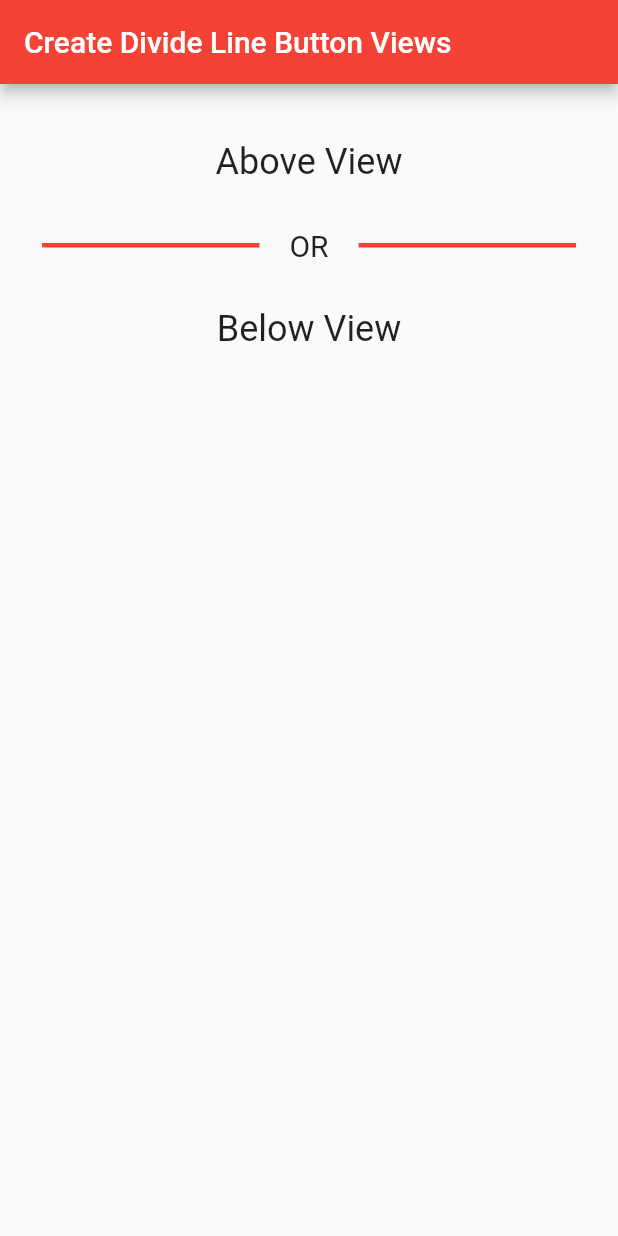
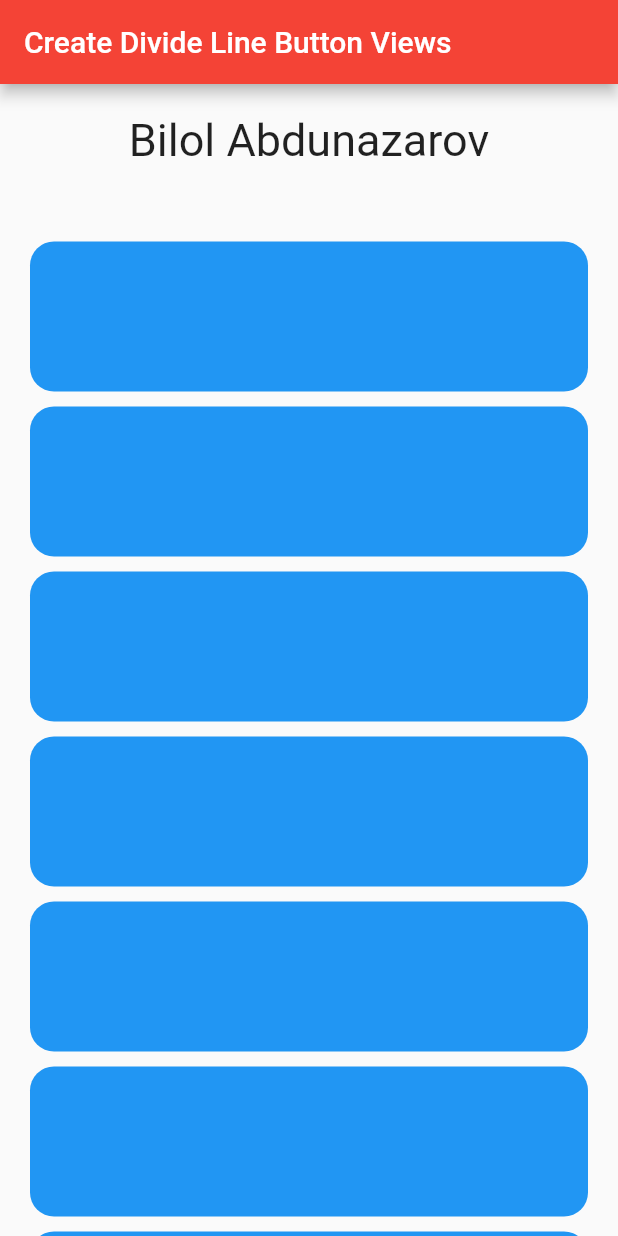
Before and after one commit to Bilol4391/Flutter_Lesson_Seven, a Flutter app: the screen it shows after launch, on a phone screen of 412 x 824 dp. Run offline on Flutter 3.47's test engine with Material 2 defaults, Android fonts, the phone set to English and light mode, and no system bars.

Commit message:
FInal commit

```diff
--- a/lib/TaskFour.dart
+++ b/lib/TaskFour.dart
@@ -11,64 +11,160 @@ class TaskFour extends StatelessWidget {
             backgroundColor: Colors.red,
             title: Text("Create Divide Line Button Views"),
           ),
-          body: Padding(
-            padding: EdgeInsets.all(8.0),
-            child: Padding(
+          body: Column(
+            children: [
+              Padding(padding: EdgeInsets.only(top: 20, bottom: 20),child: Text("Bilol Abdunazarov", style: TextStyle(fontSize: 30),)),
+              Expanded(
+                child: SingleChildScrollView(
+                  // physics: const NeverScrollableScrollPhysics(),
+                  // physics: const ClampingScrollPhysics(),
+                  // physics: FixedExtentScrollPhysics(),
+                  physics: const BouncingScrollPhysics(),
                   padding: EdgeInsets.all(20),
-              child: Column(
-                children: [
-                  Padding(
-                    padding: EdgeInsets.only(top: 10, bottom: 10),
+
                   child: Column(
                     children: [
                       Container(
-                          child: Text("Above View", style: TextStyle(fontSize: 24),),
-                        ),
-                      ],
+                        height: 100,
+                        margin: EdgeInsets.only(top: 10),
+                        decoration: BoxDecoration(
+                          color: Colors.blue,
+                          borderRadius: BorderRadius.all(Radius.circular(16))
                         ),
                       ),
-                  Column(
-                    children: [
-                      Padding(
-                        padding: EdgeInsets.only(top: 20),
-                        child: Row(
-                          children: [
-                            Expanded(
-                              child: Divider(
-                                color: Colors.red,
-                                thickness: 3,
+                      Container(
+                        height: 100,
+                        margin: EdgeInsets.only(top: 10),
+                        decoration: BoxDecoration(
+                            color: Colors.blue,
+                            borderRadius: BorderRadius.all(Radius.circular(16))
                         ),
                       ),
-                            Padding(
-                              padding: EdgeInsets.symmetric(horizontal: 20),
-                              child: Container(
-                                child: Text("OR", style: TextStyle(fontSize: 20),),
+                      Container(
+                        height: 100,
+                        margin: EdgeInsets.only(top: 10),
+                        decoration: BoxDecoration(
+                            color: Colors.blue,
+                            borderRadius: BorderRadius.all(Radius.circular(16))
                         ),
                       ),
-                            Expanded(
-                              child: Divider(
-                                color: Colors.red,
-                                thickness: 3,
+                      Container(
+                        height: 100,
+                        margin: EdgeInsets.only(top: 10),
+                        decoration: BoxDecoration(
+                            color: Colors.blue,
+                            borderRadius: BorderRadius.all(Radius.circular(16))
                         ),
                       ),
-                          ],
+                      Container(
+                        height: 100,
+                        margin: EdgeInsets.only(top: 10),
+                        decoration: BoxDecoration(
+                            color: Colors.blue,
+                            borderRadius: BorderRadius.all(Radius.circular(16))
                         ),
-                      )
-                    ],
                       ),
-                  Padding(
-                    padding: EdgeInsets.only(top: 30),
-                    child: Column(
-                      children: [
                       Container(
-                          child: Text("Below View", style: TextStyle(fontSize: 24),),
+                        height: 100,
+                        margin: EdgeInsets.only(top: 10),
+                        decoration: BoxDecoration(
+                            color: Colors.blue,
+                            borderRadius: BorderRadius.all(Radius.circular(16))
                         ),
-                      ],
+                      ),
+                      Container(
+                        height: 100,
+                        margin: EdgeInsets.only(top: 10),
+                        decoration: BoxDecoration(
+                            color: Colors.blue,
+                            borderRadius: BorderRadius.all(Radius.circular(16))
+                        ),
+                      ),
+                      Container(
+                        height: 100,
+                        margin: EdgeInsets.only(top: 10),
+                        decoration: BoxDecoration(
+                            color: Colors.blue,
+                            borderRadius: BorderRadius.all(Radius.circular(16))
+                        ),
+                      ),
+                      Container(
+                        height: 100,
+                        margin: EdgeInsets.only(top: 10),
+                        decoration: BoxDecoration(
+                            color: Colors.blue,
+                            borderRadius: BorderRadius.all(Radius.circular(16))
+                        ),
+                      ),
+                      Container(
+                        height: 100,
+                        margin: EdgeInsets.only(top: 10),
+                        decoration: BoxDecoration(
+                            color: Colors.blue,
+                            borderRadius: BorderRadius.all(Radius.circular(16))
+                        ),
+                      ),
+                      Container(
+                        height: 100,
+                        margin: EdgeInsets.only(top: 10),
+                        decoration: BoxDecoration(
+                            color: Colors.blue,
+                            borderRadius: BorderRadius.all(Radius.circular(16))
+                        ),
+                      ),
+                      Container(
+                        height: 100,
+                        margin: EdgeInsets.only(top: 10),
+                        decoration: BoxDecoration(
+                            color: Colors.blue,
+                            borderRadius: BorderRadius.all(Radius.circular(16))
+                        ),
+                      ),
+                      Container(
+                        height: 100,
+                        margin: EdgeInsets.only(top: 10),
+                        decoration: BoxDecoration(
+                            color: Colors.blue,
+                            borderRadius: BorderRadius.all(Radius.circular(16))
+                        ),
+                      ),
+                      Container(
+                        height: 100,
+                        margin: EdgeInsets.only(top: 10),
+                        decoration: BoxDecoration(
+                            color: Colors.blue,
+                            borderRadius: BorderRadius.all(Radius.circular(16))
+                        ),
+                      ),
+                      Container(
+                        height: 100,
+                        margin: EdgeInsets.only(top: 10),
+                        decoration: BoxDecoration(
+                            color: Colors.blue,
+                            borderRadius: BorderRadius.all(Radius.circular(16))
+                        ),
+                      ),
+                      Container(
+                        height: 100,
+                        margin: EdgeInsets.only(top: 10),
+                        decoration: BoxDecoration(
+                            color: Colors.blue,
+                            borderRadius: BorderRadius.all(Radius.circular(16))
+                        ),
+                      ),
+                      Container(
+                        height: 100,
+                        margin: EdgeInsets.only(top: 10),
+                        decoration: BoxDecoration(
+                            color: Colors.blue,
+                            borderRadius: BorderRadius.all(Radius.circular(16))
                         ),
                       ),
                     ],
                   ),
                 ),
+              ),
+            ],
           )),
     );
   }
```
Also changed, not shown: Carbon/carbon (2) copy.png (added), Simulator Screen Shot - iPhone 14 Pro Max - 2022-11-15 at 18.32.05.png (added), asset/Screenshot 2022-11-15 at 19.22.43.png (added), asset/Simulator Screen Shot - iPhone 14 Pro Max - 2022-11-15 at 18.32.05 #2.png (added), asset/Simulator Screen Shot - iPhone 14 Pro Max - 2022-11-15 at 18.32.05 #3.png (added). Lines whose indentation alone changed are shown as unchanged.
